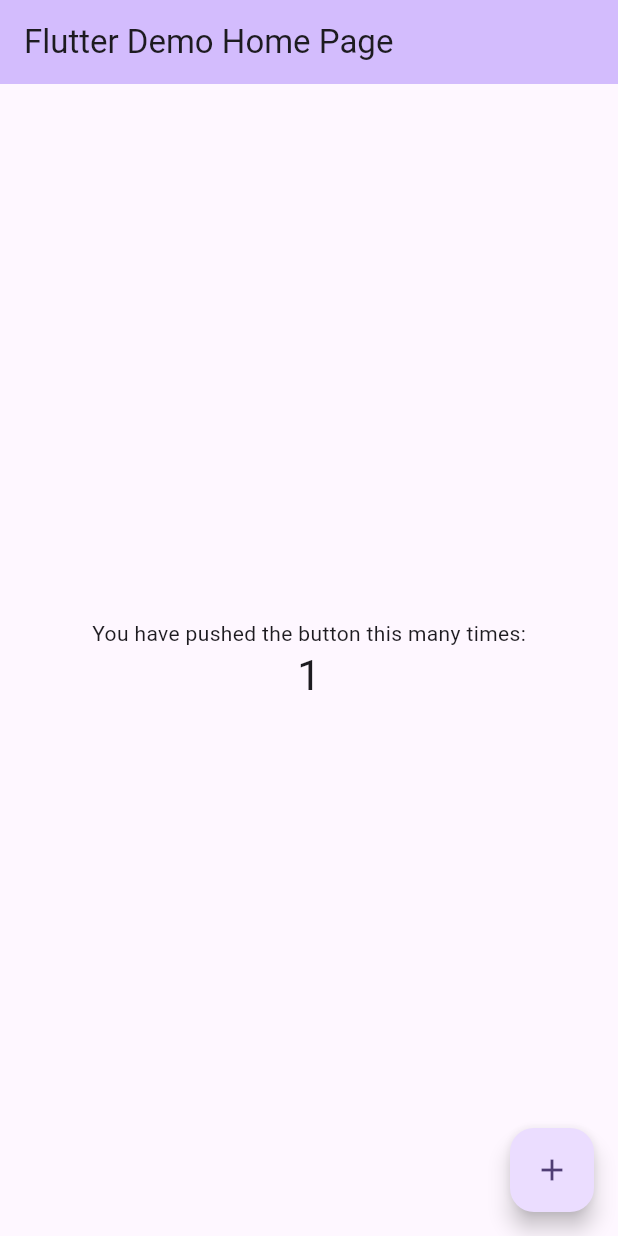
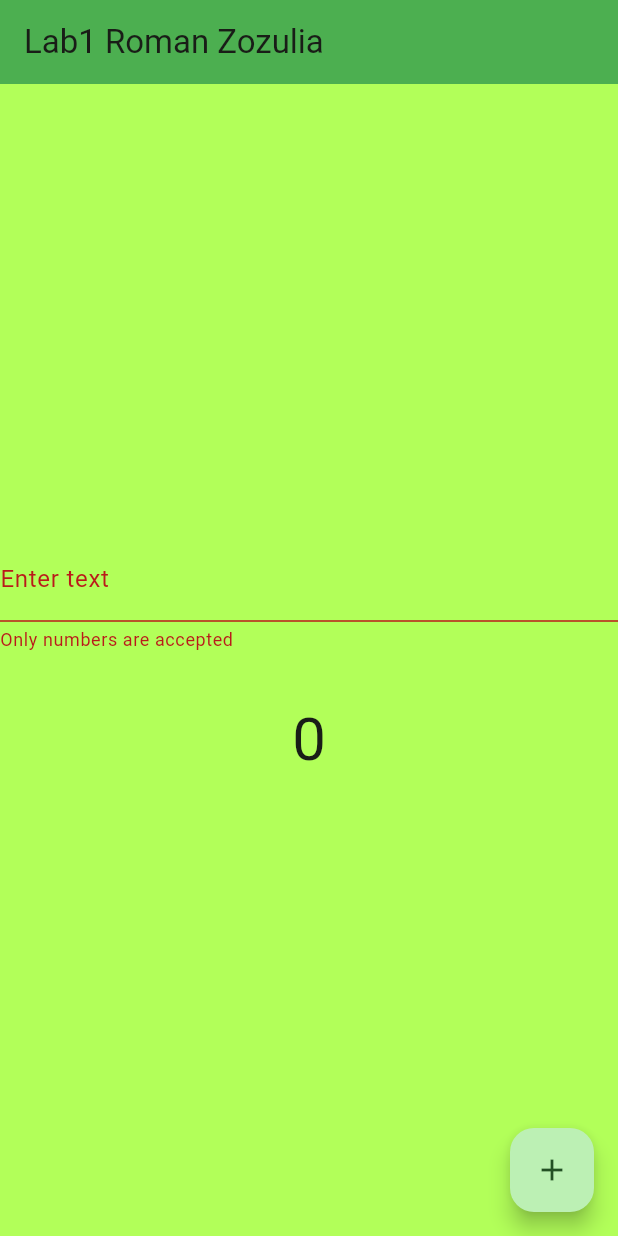
Before and after one commit to romanzeze/mobile_app, a Flutter app: the screen it shows after launch, after a tap on the "add" icon, on a phone screen of 412 x 824 dp. Run offline on Flutter 3.47's test engine with Material 3 defaults, Android fonts, the phone set to English and light mode, and no system bars.

Commit message:
add first lad

```diff
--- a/lib/main.dart
+++ b/lib/main.dart
@@ -1,125 +1,104 @@
 import 'package:flutter/material.dart';
 
 void main() {
-  runApp(const MyApp());
+  runApp(MyApp());
 }
 
 class MyApp extends StatelessWidget {
-  const MyApp({super.key});
-
-  // This widget is the root of your application.
   @override
   Widget build(BuildContext context) {
     return MaterialApp(
-      title: 'Flutter Demo',
+      title: '~Lab1 Roman Zozulia',
       theme: ThemeData(
-        // This is the theme of your application.
-        //
-        // TRY THIS: Try running your application with "flutter run". You'll see
-        // the application has a purple toolbar. Then, without quitting the app,
-        // try changing the seedColor in the colorScheme below to Colors.green
-        // and then invoke "hot reload" (save your changes or press the "hot
-        // reload" button in a Flutter-supported IDE, or press "r" if you used
-        // the command line to start the app).
-        //
-        // Notice that the counter didn't reset back to zero; the application
-        // state is not lost during the reload. To reset the state, use hot
-        // restart instead.
-        //
-        // This works for code too, not just values: Most code changes can be
-        // tested with just a hot reload.
-        colorScheme: ColorScheme.fromSeed(seedColor: Colors.deepPurple),
+        colorScheme: ColorScheme.fromSeed(seedColor: Colors.green),
         useMaterial3: true,
+
       ),
-      home: const MyHomePage(title: 'Flutter Demo Home Page'),
+      home: IncrementScreen(),
     );
   }
 }
 
-class MyHomePage extends StatefulWidget {
-  const MyHomePage({super.key, required this.title});
-
-  // This widget is the home page of your application. It is stateful, meaning
-  // that it has a State object (defined below) that contains fields that affect
-  // how it looks.
-
-  // This class is the configuration for the state. It holds the values (in this
-  // case the title) provided by the parent (in this case the App widget) and
-  // used by the build method of the State. Fields in a Widget subclass are
-  // always marked "final".
-
-  final String title;
-
+class IncrementScreen extends StatefulWidget {
   @override
-  State<MyHomePage> createState() => _MyHomePageState();
+  _IncrementScreenState createState() => _IncrementScreenState();
 }
 
-class _MyHomePageState extends State<MyHomePage> {
+class _IncrementScreenState extends State<IncrementScreen> {
   int _counter = 0;
-
-  void _incrementCounter() {
-    setState(() {
-      // This call to setState tells the Flutter framework that something has
-      // changed in this State, which causes it to rerun the build method below
-      // so that the display can reflect the updated values. If we changed
-      // _counter without calling setState(), then the build method would not be
-      // called again, and so nothing would appear to happen.
-      _counter++;
-    });
-  }
+  TextEditingController _textEditingController = TextEditingController();
+  String _errorMessage = '';
 
   @override
   Widget build(BuildContext context) {
-    // This method is rerun every time setState is called, for instance as done
-    // by the _incrementCounter method above.
-    //
-    // The Flutter framework has been optimized to make rerunning build methods
-    // fast, so that you can just rebuild anything that needs updating rather
-    // than having to individually change instances of widgets.
     return Scaffold(
       appBar: AppBar(
-        // TRY THIS: Try changing the color here to a specific color (to
-        // Colors.amber, perhaps?) and trigger a hot reload to see the AppBar
-        // change color while the other colors stay the same.
-        backgroundColor: Theme.of(context).colorScheme.inversePrimary,
-        // Here we take the value from the MyHomePage object that was created by
-        // the App.build method, and use it to set our appbar title.
-        title: Text(widget.title),
+          title: Text('Lab1 Roman Zozulia'),
+          backgroundColor: Colors.green
       ),
+      backgroundColor: Colors.lightGreenAccent,
       body: Center(
-        // Center is a layout widget. It takes a single child and positions it
-        // in the middle of the parent.
         child: Column(
-          // Column is also a layout widget. It takes a list of children and
-          // arranges them vertically. By default, it sizes itself to fit its
-          // children horizontally, and tries to be as tall as its parent.
-          //
-          // Column has various properties to control how it sizes itself and
-          // how it positions its children. Here we use mainAxisAlignment to
-          // center the children vertically; the main axis here is the vertical
-          // axis because Columns are vertical (the cross axis would be
-          // horizontal).
-          //
-          // TRY THIS: Invoke "debug painting" (choose the "Toggle Debug Paint"
-          // action in the IDE, or press "p" in the console), to see the
-          // wireframe for each widget.
           mainAxisAlignment: MainAxisAlignment.center,
           children: <Widget>[
-            const Text(
-              'You have pushed the button this many times:',
+            TextField(
+              controller: _textEditingController,
+              onChanged: (value) {
+                setState(() {
+                  if (value.toLowerCase() == "avada kedavra") {
+                    _errorMessage = '';
+                  } else if (isNumeric(value)) {
+                    _errorMessage = '';
+                  } else {
+                    _errorMessage = 'Error: Only numbers are accepted';
+                  }
+                });
+              },
+              decoration: InputDecoration(
+                labelText: 'Enter text',
+                errorText: _errorMessage.isNotEmpty ? _errorMessage : null,
+              ),
             ),
+            SizedBox(height: 30),
             Text(
               '$_counter',
-              style: Theme.of(context).textTheme.headlineMedium,
+              style: TextStyle(fontSize: 40),
             ),
           ],
         ),
       ),
       floatingActionButton: FloatingActionButton(
-        onPressed: _incrementCounter,
+        onPressed: () {
+          setState(() {
+            String text = _textEditingController.text;
+            if (text.toLowerCase() == "avada kedavra") {
+              _counter = 0;
+              _errorMessage = '';
+            } else if (isNumeric(text)) {
+              _counter += int.parse(text);
+              _errorMessage = '';
+            } else {
+              _errorMessage = 'Only numbers are accepted';
+            }
+            _textEditingController.clear();
+          });
+        },
         tooltip: 'Increment',
-        child: const Icon(Icons.add),
-      ), // This trailing comma makes auto-formatting nicer for build methods.
+        child: Icon(Icons.add),
+      ),
     );
   }
+
+  bool isNumeric(String s) {
+    if (s == null) {
+      return false;
+    }
+    return double.tryParse(s) != null;
+  }
+
+  @override
+  void dispose() {
+    _textEditingController.dispose();
+    super.dispose();
+  }
 }
```
